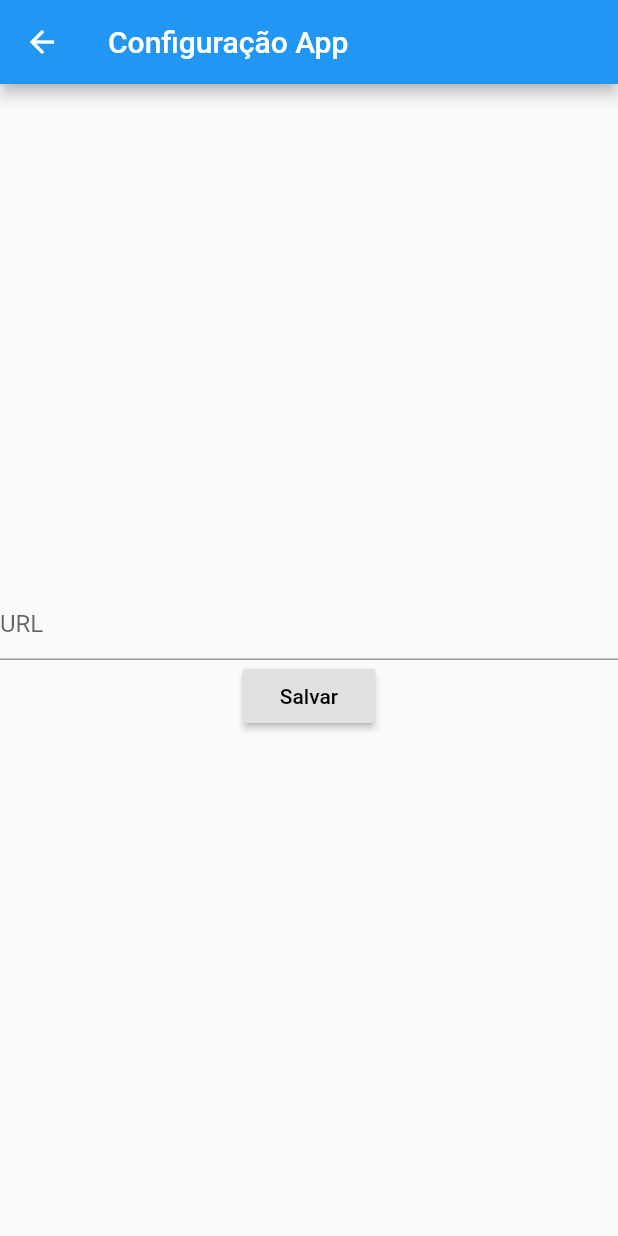
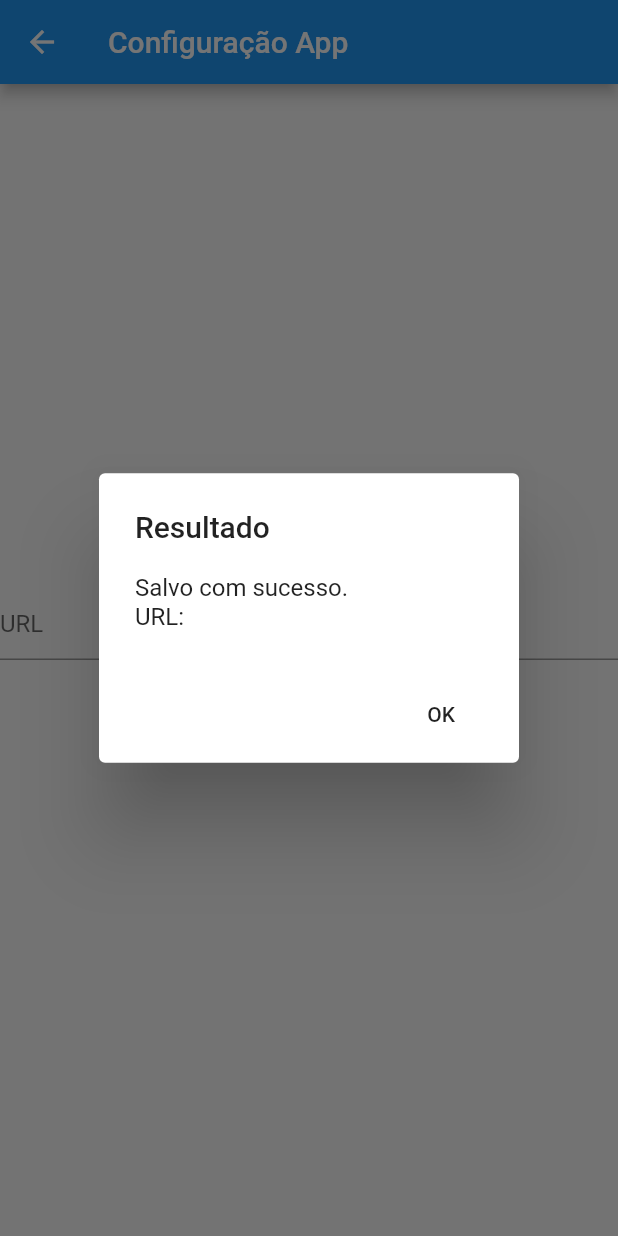
Before and after one commit to britolucaspatrick/appRFID, a Flutter app: the ConfigApp screen opened directly, after a tap on "Salvar", on a phone screen of 412 x 824 dp. Run offline on Flutter 3.47's test engine with Material 2 defaults, Android fonts, the phone set to English and light mode, and no system bars; our stand-ins replace shared_preferences; accounts and stored records are empty.

```diff
--- a/lib/ConfigApp.dart
+++ b/lib/ConfigApp.dart
@@ -1,3 +1,4 @@
+import 'package:apprfid/Utils/alert.dart';
 import 'package:flutter/material.dart';
 import 'package:shared_preferences/shared_preferences.dart';
 
@@ -14,6 +15,12 @@ class _ConfigAppState extends State<ConfigApp> {
   @override
   void initState() {
     super.initState();
+    _getSharedPreferences();
+  }
+
+  _getSharedPreferences() async {
+    SharedPreferences prefs = await SharedPreferences.getInstance();
+    campo1.text = prefs.getString('URL');
   }
 
   @override
@@ -43,7 +50,15 @@ class _ConfigAppState extends State<ConfigApp> {
   }
 
   _saveURLSharedPrefences() async  {
-    SharedPreferences prefs = await SharedPreferences.getInstance();
-      await prefs.setString('URL', campo1.text.toString());
+      SharedPreferences prefs = await SharedPreferences.getInstance();
+      await prefs.setString('URL', campo1.text.toString())
+          .then((onValue)
+          {
+            new Alert().showAlertDialog(context, "Salvo com sucesso. \n"
+                "URL: " + prefs.getString('URL'));
+          }).catchError((onError)
+          {
+            new Alert().showAlertDialog(context, onError.toString());
+          });
   }
 }
```
Also changed, not shown: lib/CadProduto.dart (+10 -5 lines), lib/main.dart (+8 -6 lines).
